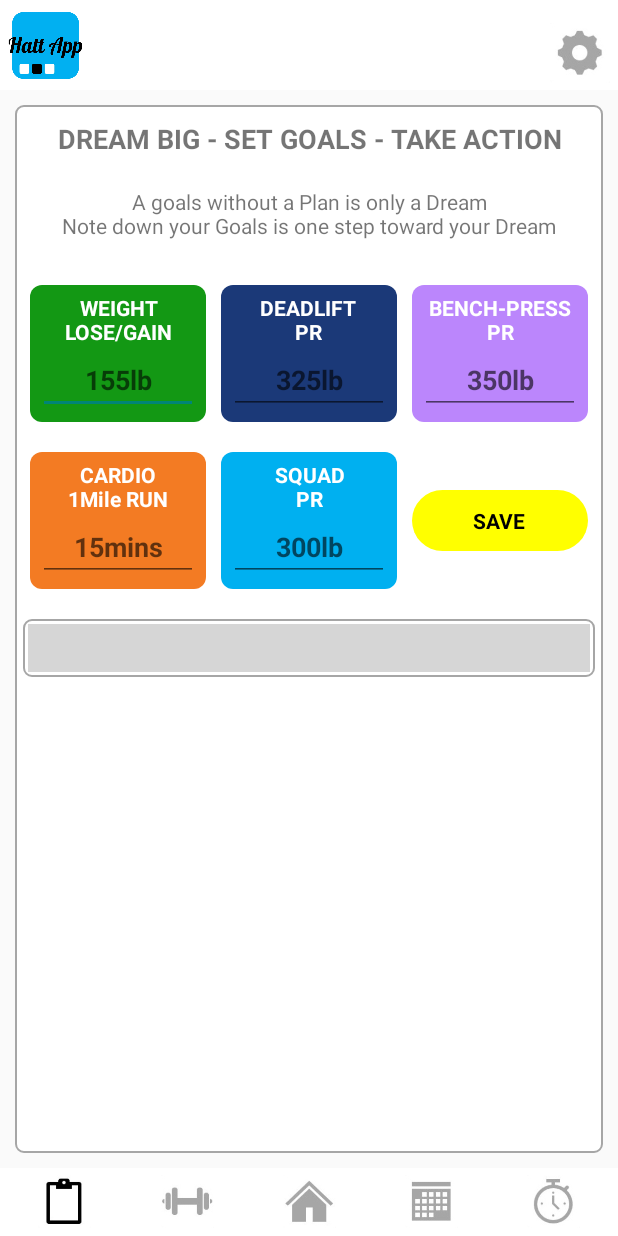
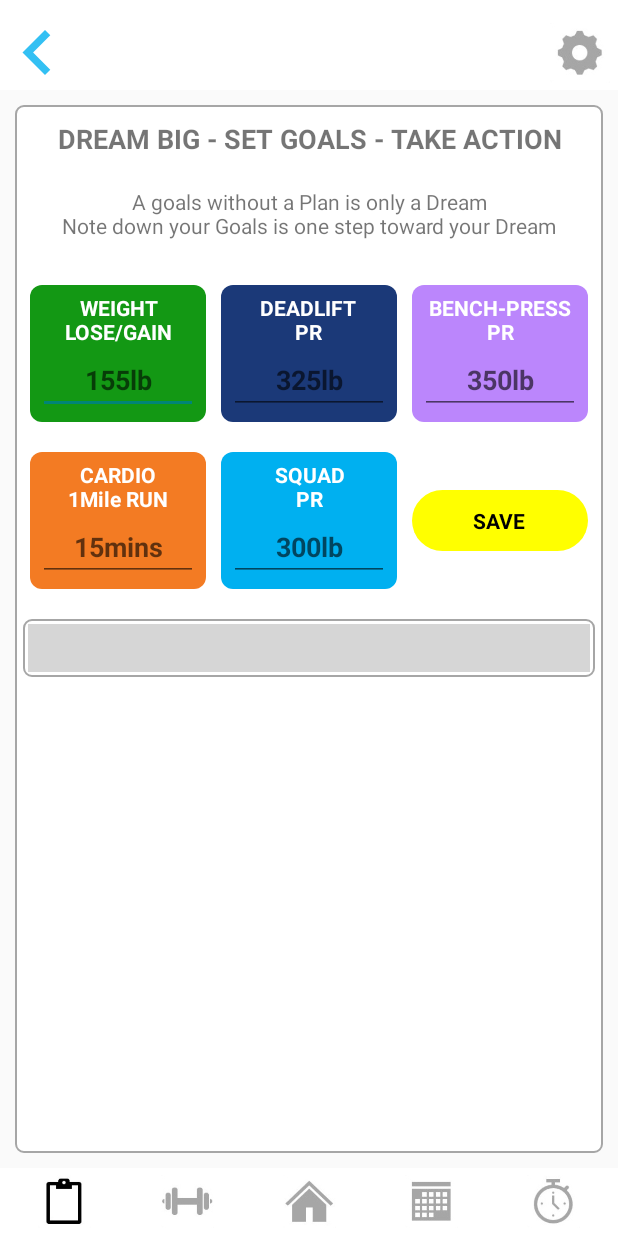
Before and after one commit to StoicNeutron/HattAppProject, an Android app: the SetGoal screen opened directly, with no data from a screen before it, on a phone screen of 412 x 824 dp. Run offline under Robolectric (Android 15) with nearby library versions, the phone set to English and light mode, and no system bars; our stand-ins replace AdMob; plain views replace TemplateView; 2 statements that could not run were skipped; grey boxes are pictures that could not be loaded.

Commit message:
v1.1_backend 14

```diff
--- a/app/src/main/java/com/samnangthorn/hatt_app10/SetGoal.java
+++ b/app/src/main/java/com/samnangthorn/hatt_app10/SetGoal.java
@@ -11,9 +11,15 @@ import android.widget.ImageView;
 import android.widget.LinearLayout;
 import android.widget.Toast;
 
+import com.google.android.ads.nativetemplates.NativeTemplateStyle;
+import com.google.android.ads.nativetemplates.TemplateView;
+import com.google.android.gms.ads.AdLoader;
+import com.google.android.gms.ads.AdRequest;
+import com.google.android.gms.ads.nativead.NativeAd;
+
 public class SetGoal extends AppCompatActivity {
 
-    private ImageView btt_home, btt_report, btt_exercise, btt_schedule, btt_timer, btt_setting;
+    private ImageView btt_home, btt_report, btt_exercise, btt_schedule, btt_timer, btt_setting, logoReplaceBackBtt;
     private EditText edtWeight, edtDeadliftPr, edtBenchPressPr, edtCardioRunPr, edtSquatPr;
     private LinearLayout btt_saveGoal;
     private SharedPreferences getData;
@@ -36,9 +42,27 @@ public class SetGoal extends AppCompatActivity {
         edtBenchPressPr = findViewById(R.id.edtBenchPressPr);
         edtCardioRunPr = findViewById(R.id.edtCardioRunPr);
         edtSquatPr = findViewById(R.id.edtSquatPr);
+        logoReplaceBackBtt = findViewById(R.id.logoReplaceBackBtt);
 
         getData = getApplicationContext().getSharedPreferences("local_data", MODE_PRIVATE);
         editData = getData.edit();
+
+        AdLoader adLoader2 = new AdLoader.Builder(SetGoal.this, "ca-app-pub-9354138576649544/5969804562")
+                .forNativeAd(new NativeAd.OnNativeAdLoadedListener() {
+                    @Override
+                    public void onNativeAdLoaded(NativeAd nativeAd2) {
+                        NativeTemplateStyle styles = new
+                                NativeTemplateStyle.Builder().withMainBackgroundColor(null).build();
+                        TemplateView template = findViewById(R.id.my_template2);
+                        template.setStyles(styles);
+                        template.setNativeAd(nativeAd2);
+
+                    }
+                })
+                .build();
+
+        adLoader2.loadAd(new AdRequest.Builder().build());
+
 
 
         // set on click listeners
@@ -96,6 +120,14 @@ public class SetGoal extends AppCompatActivity {
                 Toast.makeText(SetGoal.this, "Saved", Toast.LENGTH_SHORT).show();
             }
         });
+
+        logoReplaceBackBtt.setOnClickListener(new View.OnClickListener() {
+            @Override
+            public void onClick(View view) {
+                Intent intent = new Intent(SetGoal.this, Report.class);
+                startActivity(intent);
+            }
+        });
     }
 
     // methods
--- a/app/src/main/java/com/samnangthorn/hatt_app10/TimerLayout.java
+++ b/app/src/main/java/com/samnangthorn/hatt_app10/TimerLayout.java
@@ -155,7 +155,8 @@ public class TimerLayout extends AppCompatActivity {
                             }
                         }
                     }
-                    txt_wkDes.setText(getData.getString("WD" + (x + 1), "ERROR"));
+                    String descriptionKey = "WD" + (x+1);
+                    txt_wkDes.setText(getData.getString(descriptionKey, "Failed to load Description!"));
                     IntKey = x + 1;
                     break;
                 }
--- a/app/src/main/res/layout/activity_set_goal.xml
+++ b/app/src/main/res/layout/activity_set_goal.xml
@@ -35,14 +35,14 @@
         app:layout_constraintBottom_toBottomOf="parent" />
 
     <ImageView
-        android:id="@+id/logoView"
+        android:id="@+id/logoReplaceBackBtt"
         android:layout_width="50dp"
         android:layout_height="50dp"
-        android:layout_marginTop="5dp"
-        android:layout_marginStart="5dp"
+        android:layout_marginTop="10dp"
+        android:padding="10dp"
         app:layout_constraintStart_toStartOf="parent"
         app:layout_constraintTop_toTopOf="parent"
-        app:srcCompat="@drawable/hattapp_logo" />
+        app:srcCompat="@drawable/ic_arrow_left" />
 
 
 
@@ -112,6 +112,7 @@
                         android:layout_height="wrap_content"
                         android:gravity="center_horizontal"
                         android:textColor="@color/white"
+                        android:inputType="number"
                         android:textStyle="bold"
                         android:hint="155lb"/>
 
@@ -145,6 +146,7 @@
                         android:layout_height="wrap_content"
                         android:gravity="center_horizontal"
                         android:textColor="@color/white"
+                        android:inputType="number"
                         android:textStyle="bold"
                         android:hint="325lb"/>
 
@@ -178,6 +180,7 @@
                         android:layout_height="wrap_content"
                         android:gravity="center_horizontal"
                         android:textColor="@color/white"
+                        android:inputType="number"
                         android:textStyle="bold"
                         android:hint="350lb"/>
 
@@ -216,6 +219,7 @@
                         android:layout_height="wrap_content"
                         android:gravity="center_horizontal"
                         android:textColor="@color/white"
+                        android:inputType="number"
                         android:textStyle="bold"
                         android:hint="15mins"/>
 
@@ -249,6 +253,7 @@
                         android:layout_height="wrap_content"
                         android:gravity="center_horizontal"
                         android:textColor="@color/white"
+                        android:inputType="number"
                         android:textStyle="bold"
                         android:hint="300lb"/>
 
```
Also changed, not shown: app/src/main/java/com/samnangthorn/hatt_app10/BMI_detail.java (+10 -1 lines), app/src/main/res/layout/activity_b_m_i_detail.xml (+4 -4 lines).
